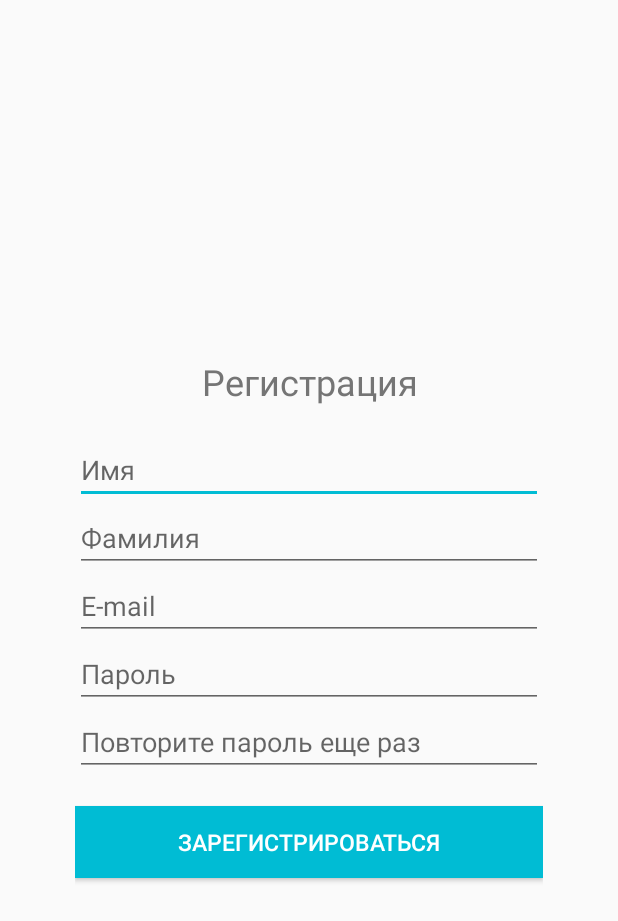
After one commit to even-odd/Kapteyn, an Android app: the layout registration.xml on its own in the app's theme, with its tools: preview values and no code run, on a phone screen of 412 x 824 dp. The commit adds this screen. Shown: the top 921 px of the screen. Run offline under Robolectric (Android 15) with nearby library versions, the phone set to English and light mode, and no system bars.

Commit message:
added registration layout

```diff
--- a/app/src/main/res/layout/activity_main.xml
+++ b/app/src/main/res/layout/activity_main.xml
@@ -6,7 +6,7 @@
     android:layout_height="match_parent"
     android:orientation="vertical"
     android:gravity="center_vertical"
-    android:padding="50dp"
+    android:padding="@dimen/paddingValue"
     tools:context=".MainActivity">
 
     <TextView
@@ -15,8 +15,8 @@
         android:layout_height="wrap_content"
         android:gravity="center_horizontal"
         android:text="@string/authorization"
-        android:textSize="24sp"
-        android:layout_marginBottom="20dp"
+        android:textSize="@dimen/headerTextSize"
+        android:layout_marginBottom="@dimen/marginValue"
         android:textColor="@color/colorSecondaryText"/>
 
     <EditText
@@ -38,16 +38,16 @@
         android:layout_width="match_parent"
         android:layout_height="wrap_content"
         android:text="@string/signInButton"
-        android:layout_marginTop="20dp"
+        android:layout_marginTop="@dimen/marginValue"
         android:layout_gravity="center"
-        android:textSize="15sp"
+        android:textSize="@dimen/buttonTextSize"
         style="@style/ButtonStyle"/>
 
     <TextView
         android:id="@+id/registration"
         android:layout_width="match_parent"
         android:layout_height="wrap_content"
-        android:layout_marginTop="20dp"
+        android:layout_marginTop="@dimen/marginValue"
         android:text="@string/registration"
         android:textColor="@color/colorSecondaryText"
         android:textSize="15sp"
--- /dev/null
+++ b/app/src/main/res/layout/registration.xml
@@ -0,0 +1,59 @@
+<?xml version="1.0" encoding="utf-8"?>
+<LinearLayout xmlns:android="http://schemas.android.com/apk/res/android"
+    android:orientation="vertical" android:layout_width="match_parent"
+    android:layout_height="match_parent"
+    android:gravity="center_vertical"
+    android:padding="@dimen/paddingValue">
+    <TextView
+        android:id="@+id/registration"
+        android:layout_width="match_parent"
+        android:layout_height="wrap_content"
+        android:text="@string/registration"
+        android:textColor="@color/colorSecondaryText"
+        android:gravity="center"
+        android:layout_marginBottom="@dimen/marginValue"
+        android:textSize="@dimen/headerTextSize"/>
+
+    <EditText
+        android:id="@+id/firstName"
+        android:layout_width="match_parent"
+        android:layout_height="wrap_content"
+        android:inputType="text"
+        android:hint="@string/firstName" />
+
+    <EditText
+        android:id="@+id/lastName"
+        android:layout_width="match_parent"
+        android:layout_height="wrap_content"
+        android:inputType="text"
+        android:hint="@string/lastName" />
+
+    <EditText
+        android:id="@+id/email"
+        android:layout_width="match_parent"
+        android:layout_height="wrap_content"
+        android:inputType="textEmailAddress"
+        android:hint="@string/email" />
+
+    <EditText
+        android:id="@+id/password"
+        android:layout_width="match_parent"
+        android:layout_height="wrap_content"
+        android:inputType="textPassword"
+        android:hint="@string/password"/>
+
+    <EditText
+        android:id="@+id/checkPassword"
+        android:layout_width="match_parent"
+        android:layout_height="wrap_content"
+        android:inputType="textPassword"
+        android:hint="@string/checkPassword"/>
+
+    <Button
+        android:layout_width="match_parent"
+        android:layout_height="wrap_content"
+        android:text="@string/register"
+        android:textSize="@dimen/buttonTextSize"
+        style="@style/ButtonStyle"
+        android:layout_marginTop="@dimen/marginValue"/>
+</LinearLayout>
--- /dev/null
+++ b/app/src/main/res/values/demens.xml
@@ -0,0 +1,7 @@
+<?xml version="1.0" encoding="utf-8"?>
+<resources>
+    <dimen name="headerTextSize">24sp</dimen>
+    <dimen name="buttonTextSize">15sp</dimen>
+    <dimen name="marginValue">20dp</dimen>
+    <dimen name="paddingValue">50dp</dimen>
+</resources>
--- a/app/src/main/res/values/strings.xml
+++ b/app/src/main/res/values/strings.xml
@@ -5,4 +5,8 @@
     <string name="password">Пароль</string>
     <string name="signInButton">войти</string>
     <string name="registration">Регистрация</string>
+    <string name="firstName">Имя</string>
+    <string name="lastName">Фамилия</string>
+    <string name="register">Зарегистрироваться</string>
+    <string name="checkPassword">Повторите пароль еще раз</string>
 </resources>
```
